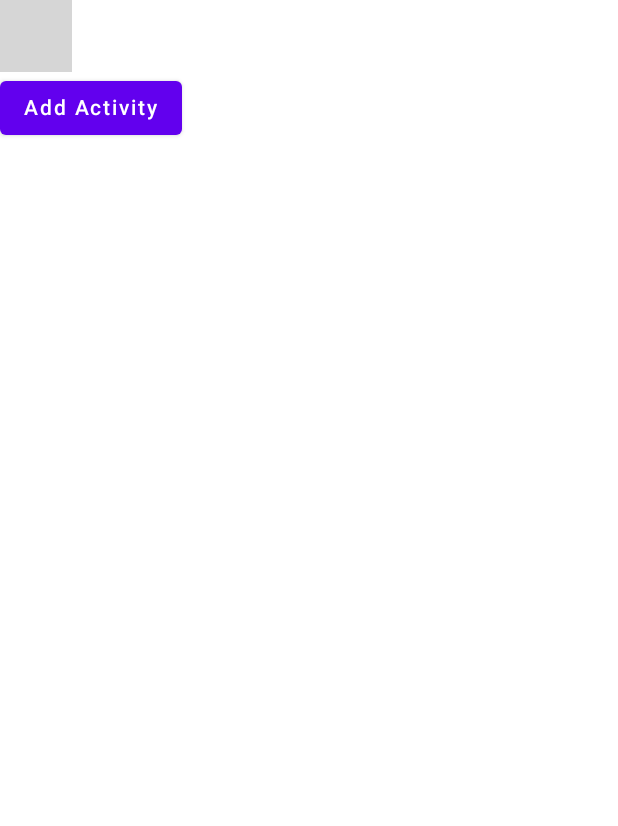
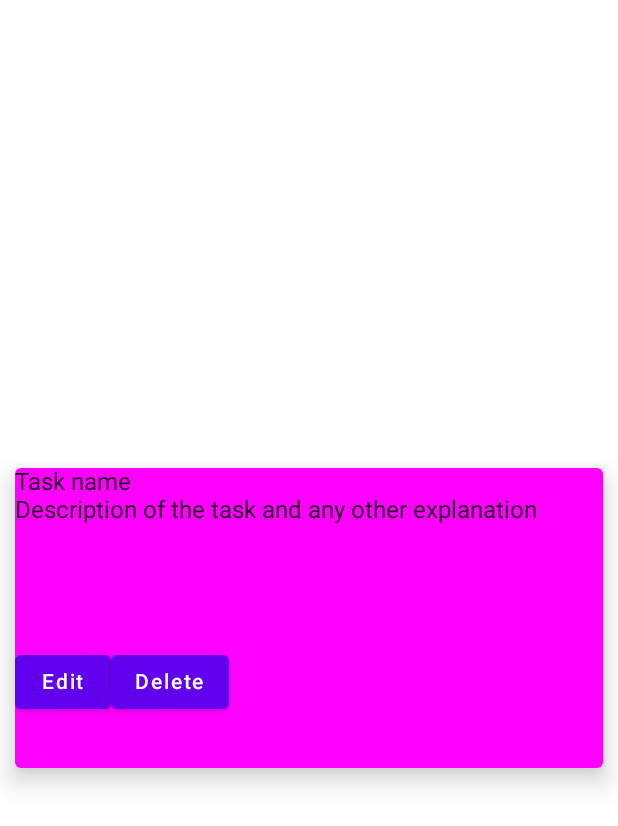
Before and after one commit to dynamic2code/Todo_app, an Android app built with Jetpack Compose: the screen it shows after launch (MainActivity), on a phone screen of 412 x 824 dp. Shown: the top 826 px of the screen. Run offline under Robolectric (Android 15) with nearby library versions, the phone set to English and light mode, and no system bars; 1 statement that could not run was skipped; grey boxes are pictures that could not be loaded.

Commit message:
todo card made

```diff
--- a/app/src/main/java/com/example/todoapppractice/MainActivity.kt
+++ b/app/src/main/java/com/example/todoapppractice/MainActivity.kt
@@ -3,17 +3,26 @@ package com.example.todoapppractice
 import android.os.Bundle
 import androidx.activity.ComponentActivity
 import androidx.activity.compose.setContent
+import androidx.compose.foundation.background
 import androidx.compose.foundation.layout.Column
 import androidx.compose.foundation.layout.Row
 import androidx.compose.foundation.layout.fillMaxSize
+import androidx.compose.foundation.layout.fillMaxWidth
+import androidx.compose.foundation.layout.padding
+import androidx.compose.foundation.layout.requiredHeight
+import androidx.compose.foundation.layout.requiredSize
 import androidx.compose.material.*
 import androidx.compose.runtime.Composable
 import androidx.compose.runtime.getValue
 import androidx.compose.runtime.mutableStateOf
 import androidx.compose.runtime.remember
+import androidx.compose.ui.Alignment
 import androidx.compose.ui.Modifier
+import androidx.compose.ui.graphics.Color
 import androidx.compose.ui.tooling.preview.Preview
+import androidx.compose.ui.unit.dp
 import com.example.todoapppractice.ui.theme.TodoApppracticeTheme
+import org.intellij.lang.annotations.JdkConstants.HorizontalAlignment
 
 class MainActivity : ComponentActivity() {
     override fun onCreate(savedInstanceState: Bundle?) {
@@ -25,7 +34,7 @@ class MainActivity : ComponentActivity() {
                     modifier = Modifier.fillMaxSize(),
                     color = MaterialTheme.colors.background
                 ) {
-                    AddToDo()
+                    ToDo()
                 }
             }
         }
@@ -33,19 +42,42 @@ class MainActivity : ComponentActivity() {
 }
 
 @Composable
-fun AddToDo(){
-    val something: String by remember {
-        mutableStateOf("")
-    }
-    Column(
+fun ToDo(){
+    Card(
+        elevation = 10.dp,
+        modifier = Modifier.padding(10.dp)
+            .requiredHeight(200.dp),
+        backgroundColor = Color.Magenta
+    ) {
+        Column(
+            modifier = Modifier.fillMaxWidth()
+        ) {
+            Column() {
+                Row() {
+                    Text(text = "Task name")
+//            the todo button
+                }
+            }
+            Column(
+                modifier = Modifier.requiredHeight(100.dp)
+            ) {
+                Text(text = "Description of the task and any other explanation")
+            }
+            Column(
+                verticalAlignment = Alignment.Bottom,
+            ) {
+                Row() {
+                    Button(onClick = { /*TODO*/ }) {
+                        Text(text = "Edit")
+                    }
+                    Button(onClick = { /*TODO*/ }) {
+                        Text(text = "Delete")
+                    }
+                }
 
-    ) {
-        OutlinedTextField(
-            value = something,
-            onValueChange = "")
-        Button(onClick = { /*TODO*/ }) {
-            Text(text = "Add Activity")
+            }
         }
+
 
     }
 }
@@ -54,6 +86,11 @@ fun AddToDo(){
 @Composable
 fun DefaultPreview() {
     TodoApppracticeTheme {
-
+        Surface(
+            modifier = Modifier.fillMaxSize(),
+            color = MaterialTheme.colors.background
+        ) {
+            ToDo()
+        }
     }
 }
```
